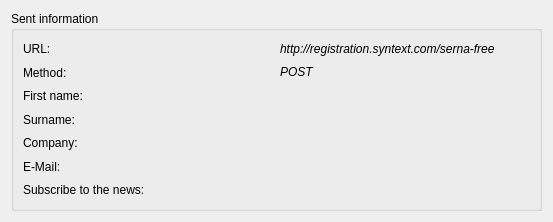
Qt form serna/core/qt/RegistrationDetailsWidgetBase.ui (axmetishe/serna-free) before a commit.
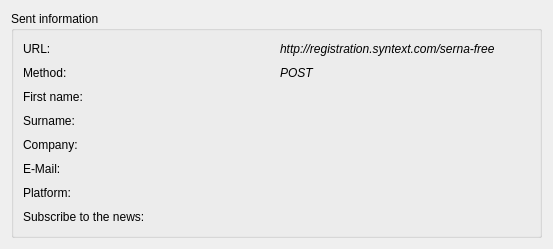
The same form after that commit.

Commit message: Platform sending added; Information about linux distribution sending implemented

```diff
--- a/serna/core/qt/RegistrationDetailsWidgetBase.ui
+++ b/serna/core/qt/RegistrationDetailsWidgetBase.ui
@@ -6,7 +6,7 @@
     <x>0</x>
     <y>0</y>
     <width>553</width>
-    <height>222</height>
+    <height>249</height>
    </rect>
   </property>
   <property name="windowTitle" >
@@ -28,7 +28,7 @@
           </property>
          </widget>
         </item>
-        <item row="0" column="1" >
+        <item row="0" column="2" >
          <widget class="QLabel" name="urlLabel_" >
           <property name="text" >
            <string>&lt;!DOCTYPE HTML PUBLIC "-//W3C//DTD HTML 4.0//EN" "http://www.w3.org/TR/REC-html40/strict.dtd">
@@ -46,7 +46,7 @@
           </property>
          </widget>
         </item>
-        <item row="1" column="1" >
+        <item row="1" column="2" >
          <widget class="QLabel" name="methodLabel_" >
           <property name="text" >
            <string>&lt;!DOCTYPE HTML PUBLIC "-//W3C//DTD HTML 4.0//EN" "http://www.w3.org/TR/REC-html40/strict.dtd">
@@ -64,7 +64,7 @@
           </property>
          </widget>
         </item>
-        <item row="2" column="1" >
+        <item row="2" column="2" >
          <widget class="QLabel" name="firstnameLabel_" >
           <property name="text" >
            <string/>
@@ -78,7 +78,7 @@
           </property>
          </widget>
         </item>
-        <item row="3" column="1" >
+        <item row="3" column="2" >
          <widget class="QLabel" name="surnameLabel_" >
           <property name="text" >
            <string/>
@@ -92,7 +92,7 @@
           </property>
          </widget>
         </item>
-        <item row="4" column="1" >
+        <item row="4" column="2" >
          <widget class="QLabel" name="companyLabel_" >
           <property name="text" >
            <string/>
@@ -106,7 +106,7 @@
           </property>
          </widget>
         </item>
-        <item row="5" column="1" >
+        <item row="5" column="2" >
          <widget class="QLabel" name="emailLabel_" >
           <property name="text" >
            <string/>
@@ -114,19 +114,33 @@
          </widget>
         </item>
         <item row="6" column="0" >
+         <widget class="QLabel" name="platformLabel__" >
+          <property name="text" >
+           <string>Platform:</string>
+          </property>
+         </widget>
+        </item>
+        <item row="7" column="0" >
          <widget class="QLabel" name="subscribeNewsLabel__" >
           <property name="text" >
            <string>Subscribe to the news:</string>
           </property>
          </widget>
         </item>
-        <item row="6" column="1" >
+        <item row="7" column="2" >
          <widget class="QLabel" name="subscribeNewsLabel_" >
           <property name="text" >
            <string/>
           </property>
          </widget>
         </item>
+        <item row="6" column="2" >
+         <widget class="QLabel" name="platformLabel_" >
+          <property name="text" >
+           <string/>
+          </property>
+         </widget>
+        </item>
        </layout>
       </item>
      </layout>
```
The commit also changes 1 other file.
